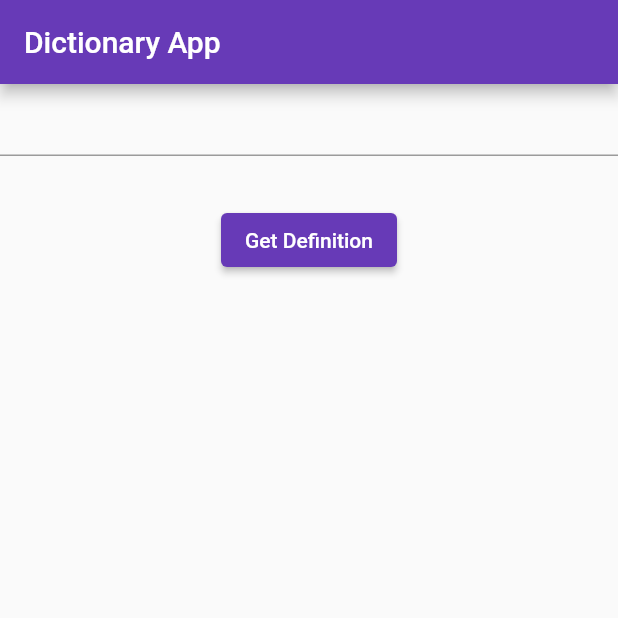
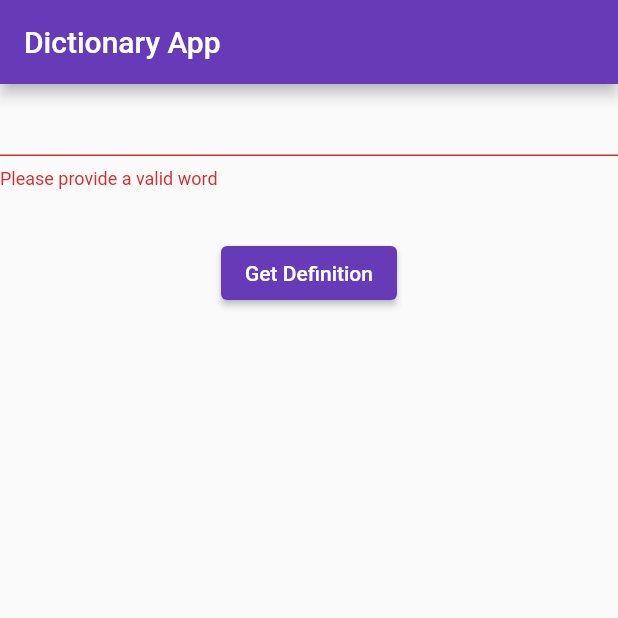
Before and after one commit to SDiamante13/dictionary_app, a Flutter app: the screen it shows after launch, after a tap on "Get Definition", on a phone screen of 412 x 824 dp, the top half of it. Run offline on Flutter 3.47's test engine with Material 2 defaults, Android fonts, the phone set to English and light mode, and no system bars; our stand-ins replace flutter_dotenv.

Commit message:
Add WordController to access input text. Add validation for empty string and numbers.

```diff
--- a/lib/src/WordInputField.dart
+++ b/lib/src/WordInputField.dart
@@ -11,6 +11,7 @@ class WordInputField extends StatefulWidget {
 
 class _WordInputFieldState extends State<WordInputField> {
   final _formKey = GlobalKey<FormState>();
+  final wordController = TextEditingController();
 
   @override
   Widget build(BuildContext context) {
@@ -20,6 +21,13 @@ class _WordInputFieldState extends State<WordInputField> {
           children: [
             TextFormField(
               textAlign: TextAlign.center,
+              controller: wordController,
+              validator: (value) {
+                if (value == null || value.isEmpty || _isNumeric(value)) {
+                  return 'Please provide a valid word';
+                }
+                return null;
+              },
             ),
             Padding(
                 padding: const EdgeInsets.symmetric(vertical: 32.0),
@@ -32,7 +40,12 @@ class _WordInputFieldState extends State<WordInputField> {
   }
 
   Future<void> _getDefinition() async {
-    const word = 'courage';
+    final word = wordController.text;
+
+    if (_formKey.currentState!.validate()) {
+      ScaffoldMessenger.of(context).showSnackBar(
+        const SnackBar(content: Text('Processing Data')),
+      );
 
       var data = await http.get(
           Uri.parse('https://wordsapiv1.p.rapidapi.com/words/$word/definitions'),
@@ -43,3 +56,8 @@ class _WordInputFieldState extends State<WordInputField> {
       print("Get data: ${data.body}");
     }
   }
+
+  bool _isNumeric(String result) {
+    return double.tryParse(result) != null;
+  }
+}
```
Lines whose indentation alone changed are shown as unchanged.
